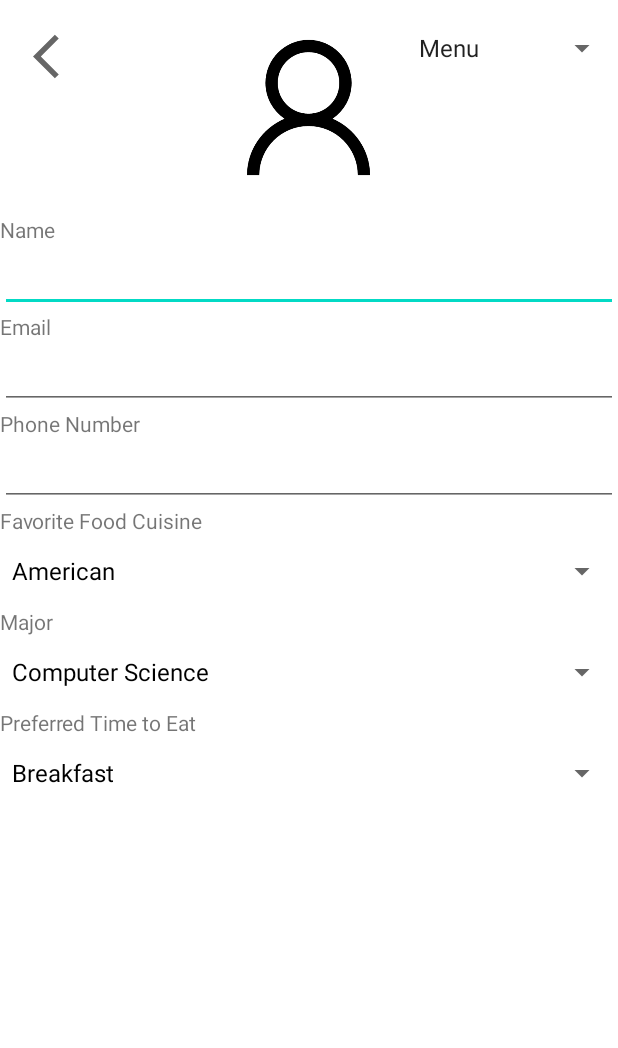
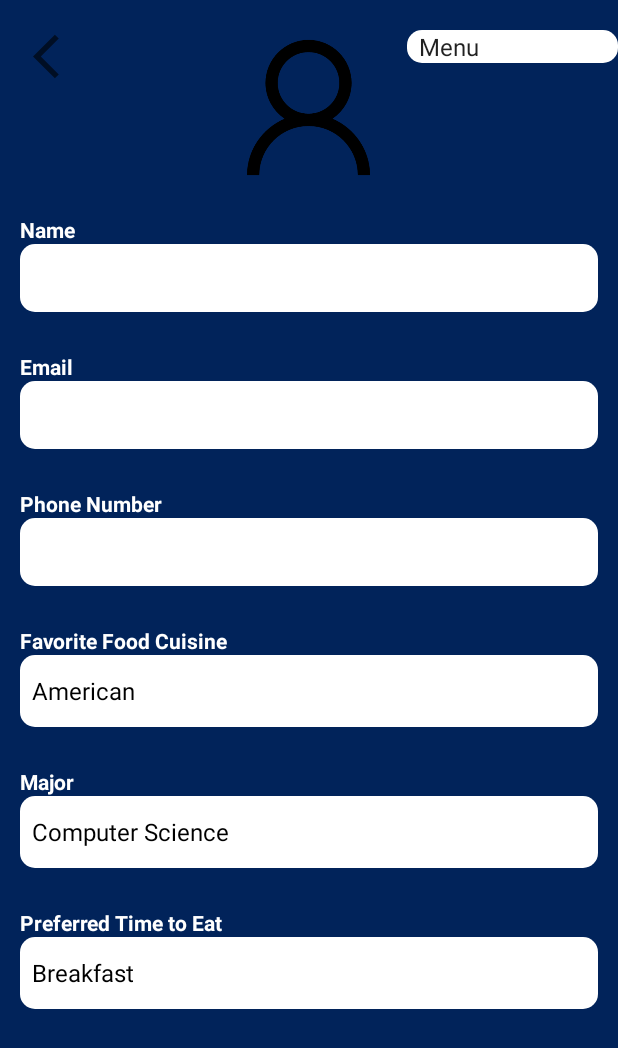
Before and after one commit to Li-Haowei/LetsEat, an Android app: the EditProfile screen opened directly, with no data from a screen before it, on a phone screen of 412 x 824 dp. Shown: the top 1048 px of the screen. Run offline under Robolectric (Android 15) with nearby library versions, the phone set to English and light mode, and no system bars; our stand-ins replace Firebase (no records; nobody signed in at launch, a user with empty details on screens opened directly), Picasso; pictures from the network do not load.

Commit message:
edit profile new theme

```diff
--- a/app/src/main/java/com/example/letseat/EditProfile.java
+++ b/app/src/main/java/com/example/letseat/EditProfile.java
@@ -11,6 +11,8 @@ import android.content.Context;
 import android.content.DialogInterface;
 import android.content.Intent;
 import android.content.SharedPreferences;
+import android.content.res.Resources;
+import android.graphics.Typeface;
 import android.net.Uri;
 import android.os.Bundle;
 import android.provider.MediaStore;
@@ -183,40 +185,96 @@ public class EditProfile extends AppCompatActivity implements AdapterView.OnItem
         linearLayout.setLayoutParams(linearParams);
         scrollView.addView(linearLayout);
 
+        //Set layout parameters for the input field
+        LinearLayout.LayoutParams params = new LinearLayout.LayoutParams(ViewGroup.LayoutParams.MATCH_PARENT, ViewGroup.LayoutParams.WRAP_CONTENT);
+        params.setMargins(20,0,20, 40);
 
+        LinearLayout.LayoutParams params1 = new LinearLayout.LayoutParams(ViewGroup.LayoutParams.MATCH_PARENT, ViewGroup.LayoutParams.WRAP_CONTENT);
+        params1.setMargins(20,0,20, 0);
+
+        //name section
         TextView tv0 = new TextView(this);
         tv0.setText(R.string.user_name);
+        tv0.setTypeface(null, Typeface.BOLD);
+        tv0.setTextColor(getResources().getColor(R.color.white));
+        tv0.setLayoutParams(params1);
         linearLayout.addView(tv0);
         linearLayout.addView(profileFullName);
+        profileFullName.setBackground(getResources().getDrawable(R.drawable.round_back_white_10));
+        profileFullName.setMaxLines(1);
+        profileFullName.setLayoutParams(params);
+
+        //Email section
         TextView tv1 = new TextView(this);
+
         tv1.setText(R.string.user_email);
+        tv1.setTypeface(null, Typeface.BOLD);
+        tv1.setTextColor(getResources().getColor(R.color.white));
+        tv1.setLayoutParams(params1);
         linearLayout.addView(tv1);
         linearLayout.addView(profileEmail);
         TextView tv2 = new TextView(this);
+        profileEmail.setBackground(getResources().getDrawable(R.drawable.round_back_white_10));
+        profileEmail.setMaxLines(1);
+        profileEmail.setLayoutParams(params);
+
+        //Number section
         tv2.setText(R.string.user_phone);
+        tv2.setTypeface(null, Typeface.BOLD);
+        tv2.setTextColor(getResources().getColor(R.color.white));
+        tv2.setLayoutParams(params1);
         linearLayout.addView(tv2);
         linearLayout.addView(profilePhone);
         TextView tv3 = new TextView(this);
+        profilePhone.setBackground(getResources().getDrawable(R.drawable.round_back_white_10));
+        profilePhone.setMaxLines(1);
+        profilePhone.setLayoutParams(params);
+
+        //Food section
         tv3.setText(R.string.user_food);
+        tv3.setTypeface(null, Typeface.BOLD);
+        tv3.setTextColor(getResources().getColor(R.color.white));
+        tv3.setLayoutParams(params1);
         linearLayout.addView(tv3);
         linearLayout.addView(favoriteFood);
         TextView tv4 = new TextView(this);
+        favoriteFood.setBackground(getResources().getDrawable(R.drawable.round_back_white_10));
+        favoriteFood.setLayoutParams(params);
+
+        //Major section
         tv4.setText(R.string.user_major);
+        tv4.setTypeface(null, Typeface.BOLD);
+        tv4.setTextColor(getResources().getColor(R.color.white));
+        tv4.setLayoutParams(params1);
         linearLayout.addView(tv4);
         linearLayout.addView(major);
         TextView tv5 = new TextView(this);
+        major.setBackground(getResources().getDrawable(R.drawable.round_back_white_10));
+        major.setLayoutParams(params);
+
+        //Time section
         tv5.setText(R.string.user_pref_time);
+        tv5.setTypeface(null, Typeface.BOLD);
+        tv5.setTextColor(getResources().getColor(R.color.white));
+        tv5.setLayoutParams(params1);
         linearLayout.addView(tv5);
         linearLayout.addView(preferTime);
+        preferTime.setBackground(getResources().getDrawable(R.drawable.round_back_white_10));
+        preferTime.setLayoutParams(params);
+
 
         LinearLayout linear = findViewById(R.id.rootContainer);
         linear.addView(scrollView);
 
 
 
+        LinearLayout.LayoutParams params2 = new LinearLayout.LayoutParams(ViewGroup.LayoutParams.WRAP_CONTENT, ViewGroup.LayoutParams.WRAP_CONTENT);
+        params2.setMargins(20,0,20, 0);
+
         profileImageView = findViewById(R.id.profileImageView);
         backBtn = findViewById(R.id.backBtn);
         spinner = findViewById(R.id.spinner);
+        spinner.setBackground(getResources().getDrawable(R.drawable.round_back_white_10));
         spinner.setOnItemSelectedListener(this);
         ArrayAdapter<CharSequence> adapter = ArrayAdapter.createFromResource(this,
                 R.array.editProfileOptions, android.R.layout.simple_spinner_item);
--- a/app/src/main/res/layout/activity_edit_profile.xml
+++ b/app/src/main/res/layout/activity_edit_profile.xml
@@ -5,6 +5,7 @@
     android:layout_width="match_parent"
     android:layout_height="match_parent"
     android:orientation="vertical"
+    android:background="@color/theme_color_B"
     android:gravity="center"
     tools:context=".EditProfile">
 
@@ -19,6 +20,7 @@
             android:layout_height="wrap_content"
             android:layout_marginTop="20dp"
             android:layout_toEndOf="@id/profileImageView" />
+
         <ImageView
             android:id="@+id/profileImageView"
             android:layout_width="131dp"
--- a/app/src/main/res/layout/activity_main.xml
+++ b/app/src/main/res/layout/activity_main.xml
@@ -5,7 +5,7 @@
     android:id="@+id/linearLayoutMain"
     android:layout_width="match_parent"
     android:layout_height="match_parent"
-    android:background="@color/black"
+    android:background="@color/theme_color_B"
     android:orientation="vertical"
     tools:context=".MainActivity">
 
```
